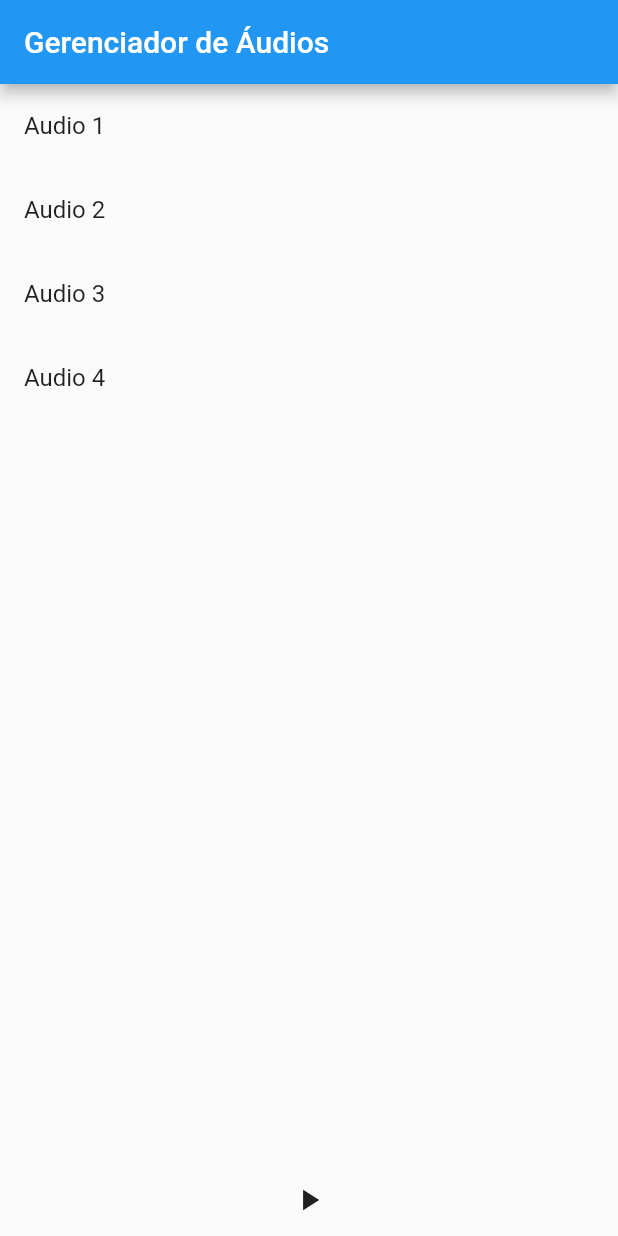
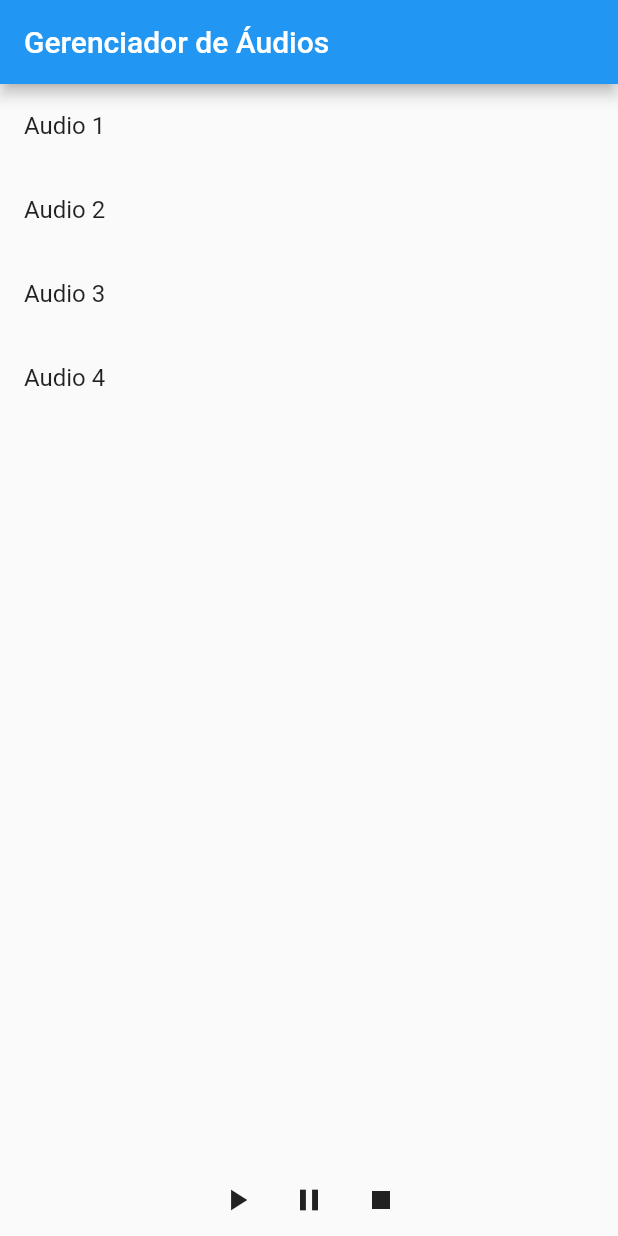
Before and after one commit to c1c3ru/gerenciadordeaudio, a Flutter app: the screen it shows after launch, after a tap on the "play arrow" icon, on a phone screen of 412 x 824 dp. Run offline on Flutter 3.47's test engine with Material 2 defaults, Android fonts, the phone set to English and light mode, and no system bars; our stand-ins replace audioplayers, bloc, equatable, flutter_bloc.

Commit message:
Organização de melhorias no código

```diff
--- a/lib/bloc/audio_event.dart
+++ b/lib/bloc/audio_event.dart
@@ -1,5 +1,3 @@
-// audio_event.dart
-
 import 'package:equatable/equatable.dart';
 
 abstract class AudioEventBloc extends Equatable {
@@ -10,7 +8,6 @@ abstract class AudioEventBloc extends Equatable {
 class PlayAudio extends AudioEventBloc {
   final String audioUrl;
   final String title;
-  late final String pause;
 
   PlayAudio(this.audioUrl, this.title);
 
@@ -18,6 +15,6 @@ class PlayAudio extends AudioEventBloc {
   List<Object?> get props => [audioUrl];
 }
 
-class PauseAudio extends AudioEventBloc {
+class PauseAudio extends AudioEventBloc {}
 
-}
+class StopAudio extends AudioEventBloc {}
--- a/lib/main.dart
+++ b/lib/main.dart
@@ -1,59 +1,15 @@
 import 'package:flutter/material.dart';
-import 'package:flutter_bloc/flutter_bloc.dart';
-import 'bloc/audio_bloc.dart';
-import 'bloc/audio_event.dart';
 import 'models/audio.dart';
-import 'widgets/audio_list.dart';
-import 'widgets/audio_player_controls.dart';
+import 'widgets/audio_app.dart';
 
 void main() {
-  runApp(App());
+  runApp(MaterialApp(
+    debugShowCheckedModeBanner: false,
+    home: AudioApp([
+      Audio(title: "Audio 1", url: "assets/a-long-way-166385.mp3"),
+      Audio(title: "Audio 2", url: "assets/dark-mystery-trailer-taking-our-time-131566.mp3"),
+      Audio(title: "Audio 3", url: "assets/leonell-cassio-the-blackest-bouquet-118766.mp3"),
+      Audio(title: "Audio 4", url: "assets/risk-136788.mp3"),
+    ]),
+  ));
 }
-
-class App extends StatelessWidget {
-  final List<Audio> audios = [
-    Audio(title: "Audio 1", url: "assets/a-long-way-166385.mp3"),
-    Audio(title: "Audio 2", url: "assets/dark-mystery-trailer-taking-our-time-131566.mp3"),
-    Audio(title: "Audio 3", url: "assets/leonell-cassio-the-blackest-bouquet-118766.mp3"),
-    Audio(title: "Audio 4", url: "assets/risk-136788.mp3"),
-    // Adicione mais áudios conforme necessário
-  ];
-
-  @override
-  Widget build(BuildContext context) {
-    return MaterialApp(
-      debugShowCheckedModeBanner: false,
-      home: BlocProvider(
-        create: (context) => AudioBloc(),
-        child: AudioApp(audios: audios),
-      ),
-    );
-  }
-}
-
-class AudioApp extends StatelessWidget {
-  final List<Audio> audios;
-
-  AudioApp({required this.audios});
-
-  @override
-  Widget build(BuildContext context) {
-    return Scaffold(
-      appBar: AppBar(title: Text("Gerenciador de Áudios")),
-      body: Column(
-        children: [
-          Expanded(
-            child: AudioList(
-              audios: audios,
-              onAudioSelected: (audio) {
-                final audioBloc = BlocProvider.of<AudioBloc>(context);
-                audioBloc.add(PlayAudio(audio.url,audio.title));
-              },
-            ),
-          ),
-          AudioPlayerControls(),
-        ],
-      ),
-    );
-  }
-}
--- /dev/null
+++ b/lib/widgets/audio_app.dart
@@ -0,0 +1,38 @@
+import 'package:flutter/material.dart';
+import 'package:flutter_bloc/flutter_bloc.dart';
+
+import '../bloc/audio_bloc.dart';
+import '../bloc/audio_event.dart';
+import '../models/audio.dart';
+import 'audio_list.dart';
+import 'audio_player_controls.dart';
+
+class AudioApp extends StatelessWidget {
+  final List<Audio> audios;
+
+  AudioApp(this.audios);
+
+  @override
+  Widget build(BuildContext context) {
+    return Scaffold(
+      appBar: AppBar(title: Text("Gerenciador de Áudios")),
+      body: BlocProvider(
+        create: (context) => AudioBloc(),
+        child: Column(
+          children: [
+            Expanded(
+              child: AudioList(
+                audios: audios,
+                onAudioSelected: (audio) {
+                  final audioBloc = BlocProvider.of<AudioBloc>(context);
+                  audioBloc.add(PlayAudio(audio.url, audio.title));
+                },
+              ),
+            ),
+            AudioPlayerControls(),
+          ],
+        ),
+      ),
+    );
+  }
+}
--- a/lib/widgets/audio_player_controls.dart
+++ b/lib/widgets/audio_player_controls.dart
@@ -2,7 +2,7 @@ import 'package:flutter/material.dart';
 import 'package:flutter_bloc/flutter_bloc.dart';
 import '../bloc/audio_bloc.dart';
 import '../bloc/audio_event.dart';
-import '../bloc/audio_state.dart'; // Import audio events
+import '../bloc/audio_state.dart';
 
 class AudioPlayerControls extends StatelessWidget {
   @override
@@ -13,26 +13,48 @@ class AudioPlayerControls extends StatelessWidget {
           mainAxisAlignment: MainAxisAlignment.center,
           children: [
             if (state.isPlaying)
-              GestureDetector(
-                child: IconButton(
+              IconButton(
                 icon: Icon(Icons.pause),
                 onPressed: () {
                   context.read<AudioBloc>().add(PauseAudio());
                 },
               ),
-              )
-            else
-              GestureDetector(
-                child: IconButton(
+            if (!state.isPlaying && state.currentAudio != null)
+              IconButton(
+                icon: Icon(Icons.play_arrow),
+                onPressed: () {
+                  context.read<AudioBloc>().add(
+                    PlayAudio(
+                      state.currentAudio!.url,
+                      state.currentAudio!.title,
+                    ),
+                  );
+                },
+              ),
+            IconButton(
               icon: Icon(Icons.play_arrow),
               onPressed: () {
                 if (state.currentAudio != null) {
                   context.read<AudioBloc>().add(
-                        PlayAudio(state.currentAudio!.title, state.currentAudio!.url),
+                    PlayAudio(
+                      state.currentAudio!.url,
+                      state.currentAudio!.title,
+                    ),
                   );
                 }
               },
             ),
+            IconButton(
+              icon: Icon(Icons.pause), // Ícone de pausar
+              onPressed: () {
+                context.read<AudioBloc>().add(PauseAudio());
+              },
+            ),
+            IconButton(
+              icon: Icon(Icons.stop), // Ícone de parar
+              onPressed: () {
+                context.read<AudioBloc>().add(StopAudio());
+              },
             ),
           ],
         );
```
Also changed, not shown: lib/bloc/audio_bloc.dart (+18 -8 lines), lib/widgets/audio_manager_bloc.dart (added, +34 -0 lines), 1 other file. Lines whose indentation alone changed are shown as unchanged.
